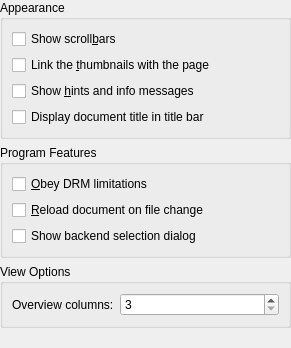
Before: the Qt Designer form conf/dlggeneralbase.ui in KDE/okular, drawn with Qt 5.
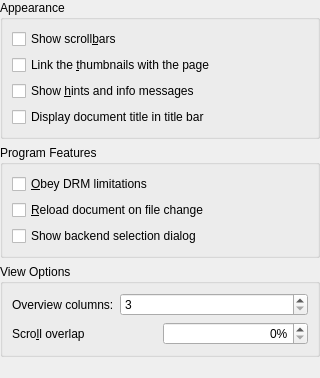
After: the same form once the commit is applied. Custom widgets are drawn as their Qt base class.

Patch:
```diff
--- a/conf/dlggeneralbase.ui
+++ b/conf/dlggeneralbase.ui
@@ -6,8 +6,8 @@
    <rect>
     <x>0</x>
     <y>0</y>
-    <width>291</width>
-    <height>348</height>
+    <width>320</width>
+    <height>378</height>
    </rect>
   </property>
   <layout class="QVBoxLayout">
@@ -221,6 +221,39 @@
         </item>
        </layout>
       </item>
+      <item>
+       <layout class="QHBoxLayout" name="horizontalLayout">
+        <item>
+         <widget class="QLabel" name="scrollOverlapLabel">
+          <property name="toolTip">
+           <string>Overlap pages by given amount to prevent parts of the text cut off during scrolling.</string>
+          </property>
+          <property name="text">
+           <string>Scro&amp;ll overlap</string>
+          </property>
+          <property name="buddy">
+           <cstring>kcfg_ScrollOverlap</cstring>
+          </property>
+         </widget>
+        </item>
+        <item>
+         <widget class="KIntSpinBox" name="kcfg_ScrollOverlap">
+          <property name="alignment">
+           <set>Qt::AlignRight|Qt::AlignTrailing|Qt::AlignVCenter</set>
+          </property>
+          <property name="suffix">
+           <string>%</string>
+          </property>
+          <property name="maximum">
+           <number>50</number>
+          </property>
+          <property name="singleStep">
+           <number>5</number>
+          </property>
+         </widget>
+        </item>
+       </layout>
+      </item>
      </layout>
     </widget>
    </item>
```
